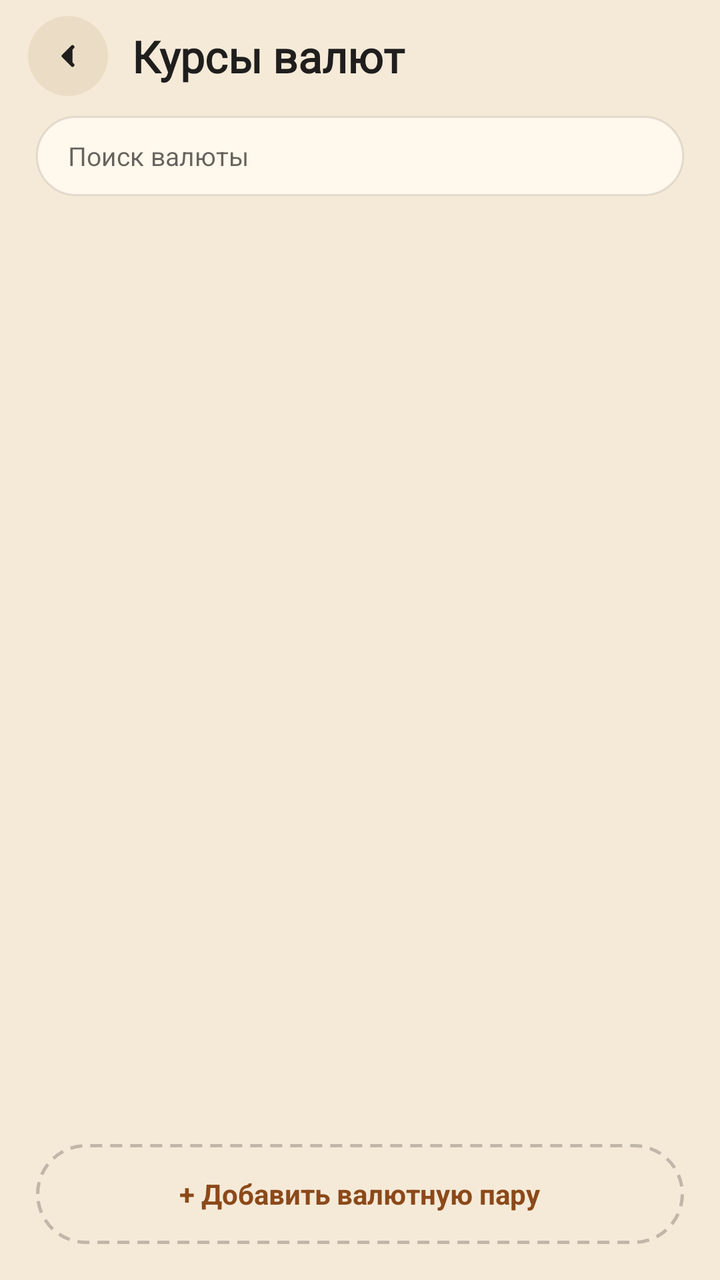
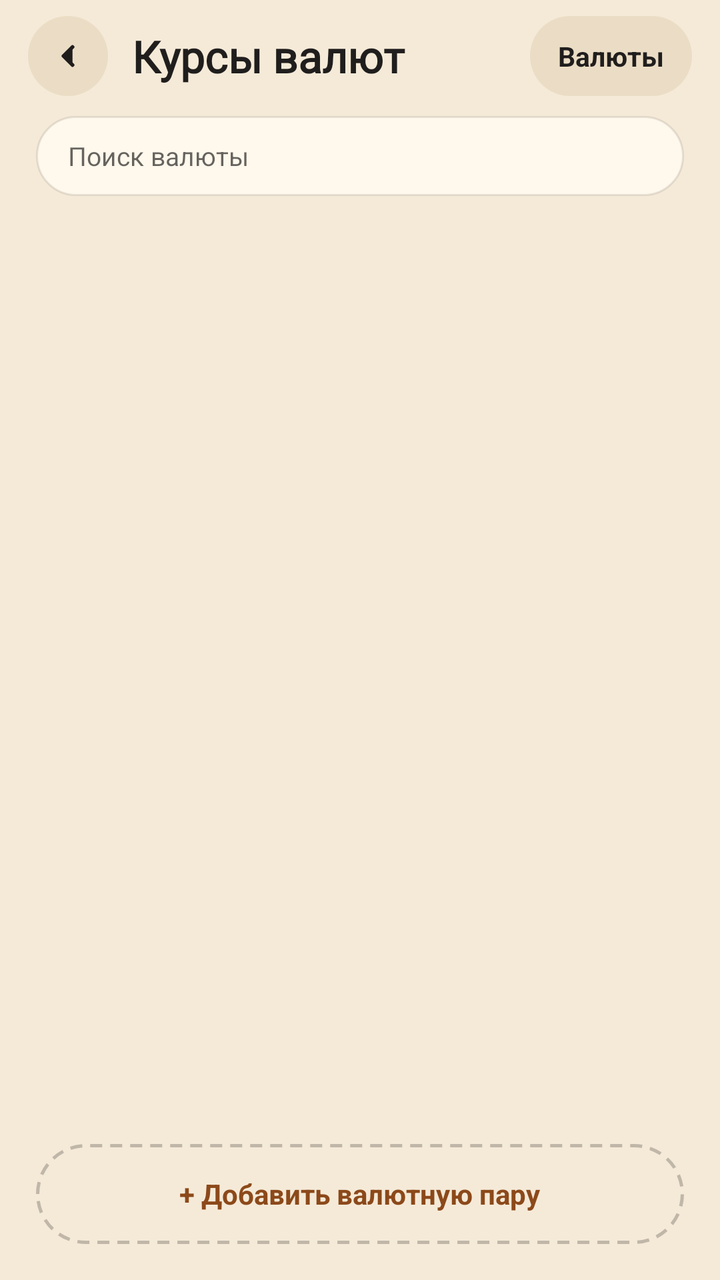

An Android layout rendered at two revisions. The XML below is the earlier revision; the diff shows what the commit changed to produce the second picture.
<!-- AndroidManifest.xml: activity theme AppTheme.NoActionBar -->
<!-- res/layout/activity_currencypair_list.xml -->
<?xml version="1.0" encoding="utf-8"?>

<RelativeLayout xmlns:android="http://schemas.android.com/apk/res/android"
    android:layout_width="match_parent"
    android:layout_height="match_parent"
    android:background="@color/colorBackground">

    <LinearLayout
        android:id="@+id/toolbar"
        android:layout_width="match_parent"
        android:layout_height="wrap_content"
        android:orientation="horizontal"
        android:gravity="center_vertical"
        android:paddingLeft="14dp"
        android:paddingTop="8dp"
        android:paddingBottom="10dp">

        <ImageButton
            android:id="@+id/btnUp"
            android:layout_width="40dp"
            android:layout_height="40dp"
            android:background="@drawable/bg_pill_secondary"
            android:src="@drawable/ic_nav_back"
            android:onClick="btnUp"/>

        <TextView
            android:layout_width="0dp"
            android:layout_height="wrap_content"
            android:layout_weight="1"
            android:layout_marginStart="12dp"
            android:text="Курсы валют"
            android:textSize="22sp"
            android:textStyle="bold"
            android:fontFamily="@font/caprasimo"
            android:textColor="@color/colorTextPrimary"/>
    </LinearLayout>

    
    <EditText
        android:id="@+id/currencyFilterSearch"
        android:layout_width="match_parent"
        android:layout_height="40dp"
        android:layout_below="@id/toolbar"
        android:layout_marginStart="18dp"
        android:layout_marginEnd="18dp"
        android:layout_marginBottom="10dp"
        android:background="@drawable/bg_input_pill"
        android:hint="Поиск валюты"
        android:paddingLeft="16dp"
        android:paddingRight="16dp"
        android:textSize="13sp"
        android:singleLine="true"/>

    <ListView
        android:id="@+id/listPairs"
        android:layout_width="match_parent"
        android:layout_height="wrap_content"
        android:layout_below="@id/currencyFilterSearch"
        android:layout_above="@id/btnAddPair"
        android:divider="@null"
        android:paddingLeft="18dp"
        android:paddingRight="18dp"
        android:clipToPadding="false"/>

    <LinearLayout
        android:id="@+id/btnAddPair"
        android:layout_width="match_parent"
        android:layout_height="50dp"
        android:layout_alignParentBottom="true"
        android:layout_margin="18dp"
        android:background="@drawable/bg_pill_dashed"
        android:gravity="center"
        android:onClick="onAddPair">

        <TextView
            android:layout_width="wrap_content"
            android:layout_height="wrap_content"
            android:text="+ Добавить валютную пару"
            android:textSize="14sp"
            android:textStyle="bold"
            android:textColor="@color/colorexpanse"/>
    </LinearLayout>
</RelativeLayout>
<!-- resources referenced by this layout -->
<resources>
  <color name="colorBackground">#F5EAD8</color>
  <color name="colorTextPrimary">#201E1D</color>
  <color name="colorexpanse">#8C491A</color>
  <!-- drawable bg_input_pill (drawable) -->
  <?xml version="1.0" encoding="utf-8"?>
  <shape xmlns:android="http://schemas.android.com/apk/res/android">
      <solid android:color="@color/colorSurface"/>
      <corners android:radius="999dp"/>
      <stroke android:width="1dp" android:color="@color/colorCardBorder"/>
  </shape>
  <!-- drawable bg_pill_dashed (drawable) -->
  <?xml version="1.0" encoding="utf-8"?>
  <shape xmlns:android="http://schemas.android.com/apk/res/android">
      <solid android:color="@android:color/transparent"/>
      <corners android:radius="999dp"/>
      <stroke android:width="1.5dp" android:color="@color/colorOutlineStrong" android:dashWidth="6dp" android:dashGap="4dp"/>
  </shape>
  <!-- drawable bg_pill_secondary (drawable) -->
  <?xml version="1.0" encoding="utf-8"?>
  <ripple xmlns:android="http://schemas.android.com/apk/res/android"
      android:color="@color/colorPrimaryLight">
      <item>
          <shape>
              <solid android:color="@color/colorSurfaceAlt"/>
              <corners android:radius="999dp"/>
          </shape>
      </item>
  </ripple>
  <!-- drawable ic_nav_back (drawable) -->
  <?xml version="1.0" encoding="utf-8"?>
  <vector xmlns:android="http://schemas.android.com/apk/res/android"
      android:width="18dp" android:height="18dp" android:viewportWidth="24" android:viewportHeight="24">
      <path android:fillColor="@color/colorTextPrimary" android:pathData="M15,6 L9,12 L15,18"
          android:strokeColor="@color/colorTextPrimary" android:strokeWidth="2.5" android:strokeLineCap="round" android:strokeLineJoin="round"/>
  </vector>
  <style name="AppTheme.NoActionBar">
          <item name="windowActionBar">false</item>
          <item name="windowNoTitle">true</item>
      </style>
  <color name="colorSurface">#FFF8EC</color>
  <color name="colorCardBorder">#1A201E1D</color>
  <color name="colorOutlineStrong">#40201E1D</color>
  <color name="colorPrimaryLight">#F6A06B</color>
  <color name="colorSurfaceAlt">#EBDDC5</color>
</resources>

<!-- the commit's change to res/layout/activity_currencypair_list.xml (unified diff, before → after) -->
@@ -12,6 +12,7 @@
         android:orientation="horizontal"
         android:gravity="center_vertical"
         android:paddingLeft="14dp"
+        android:paddingRight="14dp"
         android:paddingTop="8dp"
         android:paddingBottom="10dp">
 
@@ -33,6 +34,23 @@
             android:textStyle="bold"
             android:fontFamily="@font/caprasimo"
             android:textColor="@color/colorTextPrimary"/>
+
+        
+        <TextView
+            android:id="@+id/btnCurrencies"
+            android:layout_width="wrap_content"
+            android:layout_height="40dp"
+            android:background="@drawable/bg_pill_secondary"
+            android:clickable="true"
+            android:focusable="true"
+            android:gravity="center"
+            android:paddingLeft="14dp"
+            android:paddingRight="14dp"
+            android:text="Валюты"
+            android:textColor="@color/colorTextPrimary"
+            android:textSize="13.5sp"
+            android:textStyle="bold"
+            android:onClick="onOpenCurrencies"/>
     </LinearLayout>
 
     
